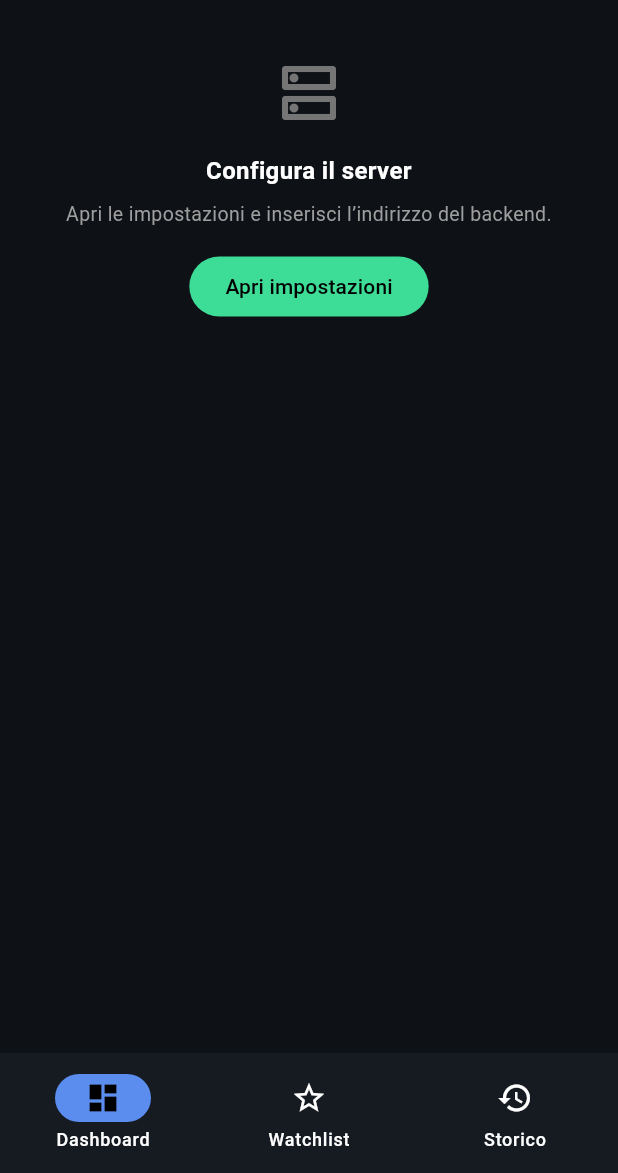
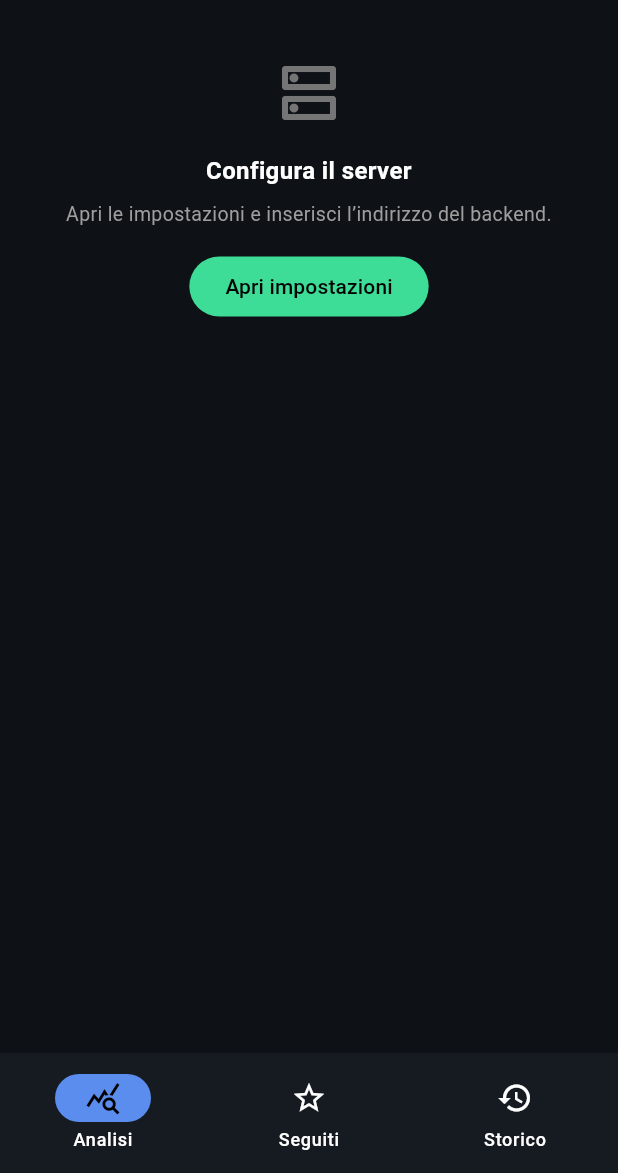
Before and after one commit to antoni101010/market-anomaly-app, a Flutter app: the screen it shows after launch, on a phone screen of 412 x 824 dp, the part 63-1236 px from its top. Run offline on Flutter 3.47's test engine with Material 3 defaults, Android fonts, the phone set to English and light mode, and no system bars; our stand-ins replace shared_preferences.

Commit message:
Update main.dart

```diff
--- a/lib/main.dart
+++ b/lib/main.dart
@@ -1,19 +1,27 @@
 import 'package:flutter/material.dart';
+
 import 'api_client.dart';
-import 'theme.dart';
 import 'screens/dashboard_screen.dart';
-import 'screens/watchlist_screen.dart';
 import 'screens/history_screen.dart';
 import 'screens/settings_screen.dart';
+import 'screens/watchlist_screen.dart';
+import 'theme.dart';
 
-void main() async {
+Future<void> main() async {
   WidgetsFlutterBinding.ensureInitialized();
+
   await ApiClient.instance.load();
-  runApp(const MarketAnomalyApp());
+
+  runApp(
+    const MarketAnomalyApp(),
+  );
 }
 
-class MarketAnomalyApp extends StatelessWidget {
-  const MarketAnomalyApp({super.key});
+class MarketAnomalyApp
+    extends StatelessWidget {
+  const MarketAnomalyApp({
+    super.key,
+  });
 
   @override
   Widget build(BuildContext context) {
@@ -27,38 +35,109 @@ class MarketAnomalyApp extends StatelessWidget {
 }
 
 class RootScreen extends StatefulWidget {
-  const RootScreen({super.key});
+  const RootScreen({
+    super.key,
+  });
 
   @override
-  State<RootScreen> createState() => _RootScreenState();
+  State<RootScreen> createState() =>
+      _RootScreenState();
 }
 
-class _RootScreenState extends State<RootScreen> {
-  int _index = 0;
+class _RootScreenState
+    extends State<RootScreen> {
+  int _selectedIndex = 0;
+  int _configurationVersion = 0;
 
-  void _openSettings() {
-    Navigator.of(context)
-        .push(MaterialPageRoute(builder: (_) => SettingsScreen(onSaved: () => setState(() {}))))
-        .then((_) => setState(() {}));
+  Future<void> _openSettings() async {
+    await Navigator.of(context).push(
+      MaterialPageRoute(
+        builder: (_) => SettingsScreen(
+          onSaved: () {
+            if (!mounted) return;
+
+            setState(() {
+              _configurationVersion++;
+            });
+          },
+        ),
+      ),
+    );
+
+    if (!mounted) return;
+
+    setState(() {
+      _configurationVersion++;
+    });
+  }
+
+  void _selectPage(int index) {
+    if (index == _selectedIndex) {
+      return;
+    }
+
+    setState(() {
+      _selectedIndex = index;
+    });
   }
 
   @override
   Widget build(BuildContext context) {
-    final screens = [
-      DashboardScreen(onOpenSettings: _openSettings),
-      const WatchlistScreen(),
-      const HistoryScreen(),
+    final screens = <Widget>[
+      DashboardScreen(
+        key: ValueKey(
+          'dashboard_$_configurationVersion',
+        ),
+        onOpenSettings: _openSettings,
+      ),
+      WatchlistScreen(
+        key: ValueKey(
+          'watchlist_$_configurationVersion',
+        ),
+      ),
+      HistoryScreen(
+        key: ValueKey(
+          'history_$_configurationVersion',
+        ),
+      ),
     ];
 
     return Scaffold(
-      body: IndexedStack(index: _index, children: screens),
+      body: IndexedStack(
+        index: _selectedIndex,
+        children: screens,
+      ),
       bottomNavigationBar: NavigationBar(
-        selectedIndex: _index,
-        onDestinationSelected: (i) => setState(() => _index = i),
+        selectedIndex: _selectedIndex,
+        onDestinationSelected: _selectPage,
         destinations: const [
-          NavigationDestination(icon: Icon(Icons.dashboard_outlined), selectedIcon: Icon(Icons.dashboard), label: 'Dashboard'),
-          NavigationDestination(icon: Icon(Icons.star_border), selectedIcon: Icon(Icons.star), label: 'Watchlist'),
-          NavigationDestination(icon: Icon(Icons.history), selectedIcon: Icon(Icons.history), label: 'Storico'),
+          NavigationDestination(
+            icon: Icon(
+              Icons.query_stats_outlined,
+            ),
+            selectedIcon: Icon(
+              Icons.query_stats,
+            ),
+            label: 'Analisi',
+          ),
+          NavigationDestination(
+            icon: Icon(
+              Icons.star_border,
+            ),
+            selectedIcon: Icon(
+              Icons.star,
+            ),
+            label: 'Seguiti',
+          ),
+          NavigationDestination(
+            icon: Icon(
+              Icons.history_outlined,
+            ),
+            selectedIcon: Icon(
+              Icons.history,
+            ),
+            label: 'Storico',
+          ),
         ],
       ),
     );
```
